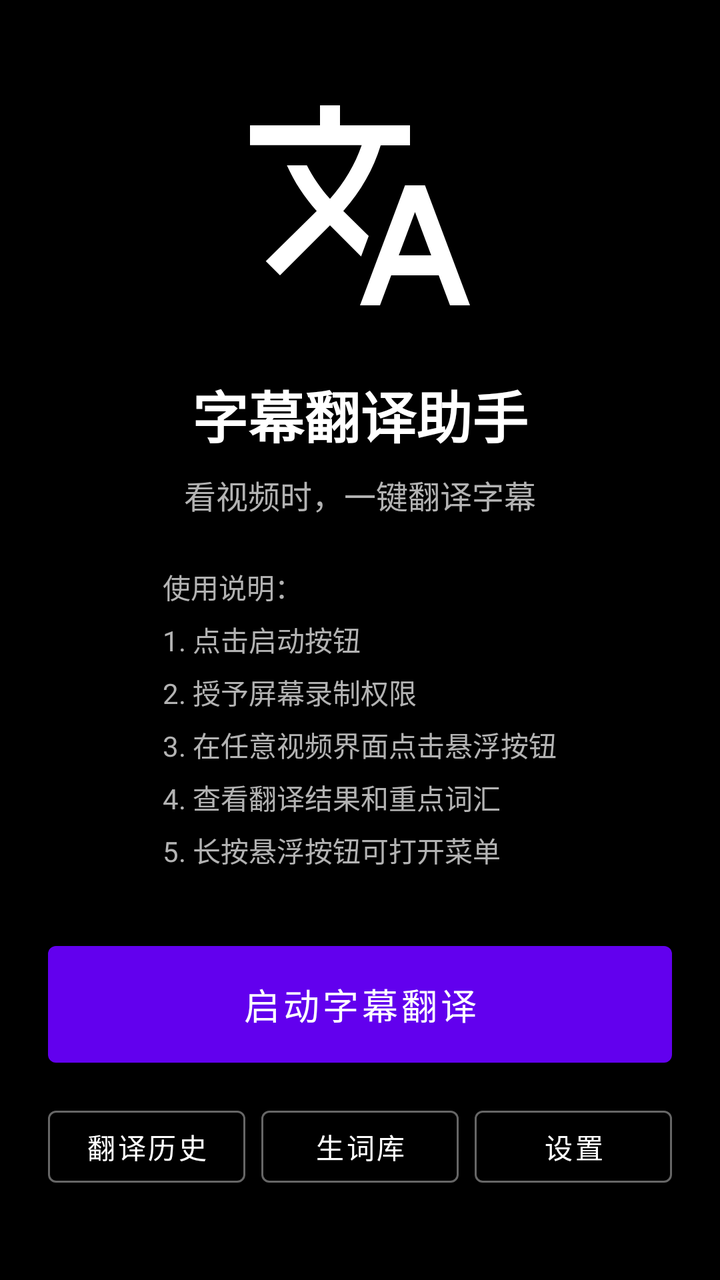
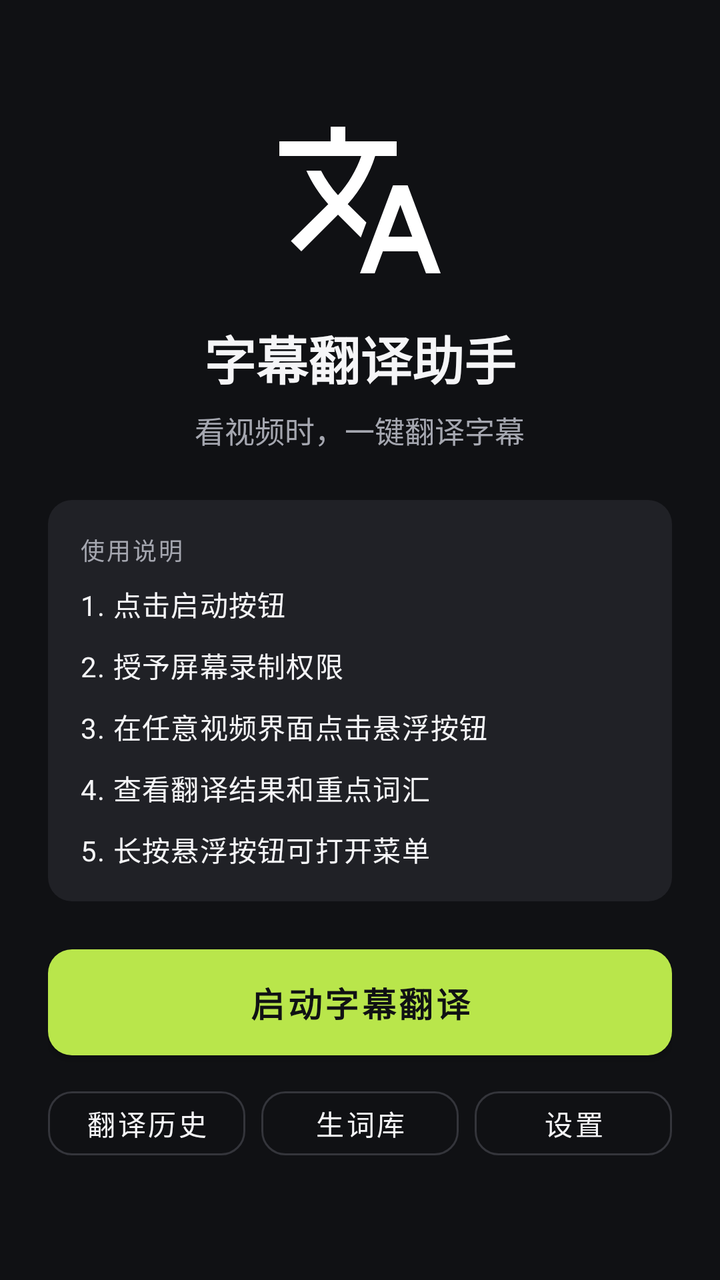

Two renders of the same Android screen: before a commit and after it. Below are the layout's source before the change and the commit's diff.
<!-- AndroidManifest.xml: application theme Theme.SubtitleTranslator -->
<!-- res/layout/activity_main.xml -->
<?xml version="1.0" encoding="utf-8"?>
<LinearLayout xmlns:android="http://schemas.android.com/apk/res/android"
    xmlns:app="http://schemas.android.com/apk/res-auto"
    android:layout_width="match_parent"
    android:layout_height="match_parent"
    android:orientation="vertical"
    android:gravity="center"
    android:padding="24dp"
    android:background="@android:color/background_dark">

    <ImageView
        android:layout_width="120dp"
        android:layout_height="120dp"
        android:src="@drawable/ic_translate"
        android:contentDescription="@string/app_name" />

    <TextView
        android:layout_width="wrap_content"
        android:layout_height="wrap_content"
        android:layout_marginTop="24dp"
        android:text="@string/app_name"
        android:textSize="28sp"
        android:textStyle="bold"
        android:textColor="@android:color/white" />

    <TextView
        android:layout_width="wrap_content"
        android:layout_height="wrap_content"
        android:layout_marginTop="8dp"
        android:text="看视频时，一键翻译字幕"
        android:textSize="16sp"
        android:textColor="@color/text_secondary" />

    <TextView
        android:layout_width="wrap_content"
        android:layout_height="wrap_content"
        android:layout_marginTop="24dp"
        android:text="使用说明：\n1. 点击启动按钮\n2. 授予屏幕录制权限\n3. 在任意视频界面点击悬浮按钮\n4. 查看翻译结果和重点词汇\n5. 长按悬浮按钮可打开菜单"
        android:textSize="14sp"
        android:textColor="@color/text_secondary"
        android:lineSpacingMultiplier="1.3" />

    
    <LinearLayout
        android:id="@+id/statusContainer"
        android:layout_width="match_parent"
        android:layout_height="wrap_content"
        android:layout_marginTop="24dp"
        android:gravity="center"
        android:orientation="vertical"
        android:visibility="gone">

        <TextView
            android:id="@+id/tvServiceStatus"
            android:layout_width="wrap_content"
            android:layout_height="wrap_content"
            android:text="● 字幕翻译运行中"
            android:textColor="@android:color/holo_green_light"
            android:textSize="15sp"
            android:textStyle="bold" />

        <TextView
            android:layout_width="wrap_content"
            android:layout_height="wrap_content"
            android:layout_marginTop="6dp"
            android:text="点击悬浮球翻译字幕，长按打开菜单"
            android:textColor="@color/text_secondary"
            android:textSize="13sp" />
    </LinearLayout>

    <Button
        android:id="@+id/btnStartService"
        android:layout_width="match_parent"
        android:layout_height="wrap_content"
        android:layout_marginTop="32dp"
        android:text="启动字幕翻译"
        android:textSize="18sp"
        android:padding="16dp" />

    <LinearLayout
        android:layout_width="match_parent"
        android:layout_height="wrap_content"
        android:layout_marginTop="12dp"
        android:orientation="horizontal">

        <Button
            android:id="@+id/btnHistory"
            style="?attr/materialButtonOutlinedStyle"
            app:strokeColor="@color/button_outline"
            android:layout_width="0dp"
            android:layout_height="wrap_content"
            android:layout_weight="1"
            android:layout_marginEnd="4dp"
            android:minWidth="0dp"
            android:text="翻译历史"
            android:textColor="@android:color/white" />

        <Button
            android:id="@+id/btnVocabulary"
            style="?attr/materialButtonOutlinedStyle"
            app:strokeColor="@color/button_outline"
            android:layout_width="0dp"
            android:layout_height="wrap_content"
            android:layout_weight="1"
            android:layout_marginStart="4dp"
            android:layout_marginEnd="4dp"
            android:minWidth="0dp"
            android:text="生词库"
            android:textColor="@android:color/white" />

        <Button
            android:id="@+id/btnSettings"
            style="?attr/materialButtonOutlinedStyle"
            app:strokeColor="@color/button_outline"
            android:layout_width="0dp"
            android:layout_height="wrap_content"
            android:layout_weight="1"
            android:layout_marginStart="4dp"
            android:minWidth="0dp"
            android:text="设置"
            android:textColor="@android:color/white" />
    </LinearLayout>

</LinearLayout>
<!-- resources referenced by this layout -->
<resources>
  <color name="button_outline">#66FFFFFF</color>
  <color name="text_secondary">#FFB3B3B3</color>
  <!-- drawable ic_translate (drawable) -->
  <?xml version="1.0" encoding="utf-8"?>
  <vector xmlns:android="http://schemas.android.com/apk/res/android"
      android:width="24dp"
      android:height="24dp"
      android:viewportWidth="24"
      android:viewportHeight="24"
      android:tint="@android:color/white">
      <path
          android:fillColor="@android:color/white"
          android:pathData="M12.87,15.07l-2.54,-2.51 0.03,-0.03c1.74,-1.94 2.98,-4.17 3.71,-6.53L17,6L17,4h-7L10,2L8,2v2L1,4v1.99h11.17C11.5,7.92 10.44,9.75 9,11.35 8.07,10.32 7.3,9.19 6.69,8h-2c0.73,1.63 1.73,3.17 2.98,4.56l-5.09,5.02L4,19l5,-5 3.11,3.11 0.76,-2.04zM18.5,10h-2L12,22h2l1.12,-3h4.75L21,22h2l-4.5,-12zM15.88,17l1.62,-4.33L19.12,17h-3.24z"/>
  </vector>
  <string name="app_name">字幕翻译助手</string>
  <style name="Theme.SubtitleTranslator" parent="Theme.MaterialComponents.NoActionBar">
          
          <item name="colorPrimary">@color/purple_500</item>
          <item name="colorPrimaryVariant">@color/purple_700</item>
          <item name="colorOnPrimary">@color/white</item>
          
          <item name="colorSecondary">@color/teal_200</item>
          <item name="colorSecondaryVariant">@color/teal_700</item>
          <item name="colorOnSecondary">@color/black</item>
          
          <item name="android:statusBarColor">@android:color/background_dark</item>
          <item name="android:windowLightStatusBar">false</item>
          <item name="android:navigationBarColor">@android:color/background_dark</item>
      </style>
  <color name="purple_500">#FF6200EE</color>
  <color name="purple_700">#FF3700B3</color>
  <color name="white">#FFFFFFFF</color>
  <color name="teal_200">#FF03DAC5</color>
  <color name="teal_700">#FF018786</color>
  <color name="black">#FF000000</color>
</resources>

<!-- the commit's change to res/layout/activity_main.xml (unified diff, before → after) -->
@@ -1,124 +1,153 @@
 <?xml version="1.0" encoding="utf-8"?>
-<LinearLayout xmlns:android="http://schemas.android.com/apk/res/android"
-    xmlns:app="http://schemas.android.com/apk/res-auto"
+<ScrollView xmlns:android="http://schemas.android.com/apk/res/android"
     android:layout_width="match_parent"
     android:layout_height="match_parent"
-    android:orientation="vertical"
-    android:gravity="center"
+    android:fillViewport="true"
     android:padding="24dp"
-    android:background="@android:color/background_dark">
+    android:background="@color/screen_bg">
 
-    <ImageView
-        android:layout_width="120dp"
-        android:layout_height="120dp"
-        android:src="@drawable/ic_translate"
-        android:contentDescription="@string/app_name" />
-
-    <TextView
-        android:layout_width="wrap_content"
-        android:layout_height="wrap_content"
-        android:layout_marginTop="24dp"
-        android:text="@string/app_name"
-        android:textSize="28sp"
-        android:textStyle="bold"
-        android:textColor="@android:color/white" />
-
-    <TextView
-        android:layout_width="wrap_content"
-        android:layout_height="wrap_content"
-        android:layout_marginTop="8dp"
-        android:text="看视频时，一键翻译字幕"
-        android:textSize="16sp"
-        android:textColor="@color/text_secondary" />
-
-    <TextView
-        android:layout_width="wrap_content"
-        android:layout_height="wrap_content"
-        android:layout_marginTop="24dp"
-        android:text="使用说明：\n1. 点击启动按钮\n2. 授予屏幕录制权限\n3. 在任意视频界面点击悬浮按钮\n4. 查看翻译结果和重点词汇\n5. 长按悬浮按钮可打开菜单"
-        android:textSize="14sp"
-        android:textColor="@color/text_secondary"
-        android:lineSpacingMultiplier="1.3" />
-
-    
     <LinearLayout
-        android:id="@+id/statusContainer"
         android:layout_width="match_parent"
         android:layout_height="wrap_content"
-        android:layout_marginTop="24dp"
-        android:gravity="center"
         android:orientation="vertical"
-        android:visibility="gone">
+        android:gravity="center">
+
+        <ImageView
+            android:layout_width="88dp"
+            android:layout_height="88dp"
+            android:src="@drawable/ic_translate"
+            android:contentDescription="@string/app_name" />
 
         <TextView
-            android:id="@+id/tvServiceStatus"
             android:layout_width="wrap_content"
             android:layout_height="wrap_content"
-            android:text="● 字幕翻译运行中"
-            android:textColor="@android:color/holo_green_light"
-            android:textSize="15sp"
-            android:textStyle="bold" />
+            android:layout_marginTop="16dp"
+            android:text="@string/app_name"
+            android:textSize="26sp"
+            android:textStyle="bold"
+            android:textColor="@color/text_primary" />
 
         <TextView
             android:layout_width="wrap_content"
             android:layout_height="wrap_content"
             android:layout_marginTop="6dp"
-            android:text="点击悬浮球翻译字幕，长按打开菜单"
-            android:textColor="@color/text_secondary"
-            android:textSize="13sp" />
-    </LinearLayout>
+            android:text="看视频时，一键翻译字幕"
+            android:textSize="15sp"
+            android:textColor="@color/text_secondary" />
 
-    <Button
-        android:id="@+id/btnStartService"
-        android:layout_width="match_parent"
-        android:layout_height="wrap_content"
-        android:layout_marginTop="32dp"
-        android:text="启动字幕翻译"
-        android:textSize="18sp"
-        android:padding="16dp" />
+        
+        <LinearLayout
+            android:layout_width="match_parent"
+            android:layout_height="wrap_content"
+            android:layout_marginTop="24dp"
+            android:orientation="vertical"
+            android:padding="16dp"
+            android:background="@drawable/bg_card">
 
-    <LinearLayout
-        android:layout_width="match_parent"
-        android:layout_height="wrap_content"
-        android:layout_marginTop="12dp"
-        android:orientation="horizontal">
+            <TextView
+                android:layout_width="wrap_content"
+                android:layout_height="wrap_content"
+                android:text="使用说明"
+                android:textAppearance="@style/TextAppearance.SubtitleTranslator.SectionLabel" />
+
+            <TextView
+                android:layout_width="match_parent"
+                android:layout_height="wrap_content"
+                android:layout_marginTop="8dp"
+                android:text="1. 点击启动按钮\n2. 授予屏幕录制权限\n3. 在任意视频界面点击悬浮按钮\n4. 查看翻译结果和重点词汇\n5. 长按悬浮按钮可打开菜单"
+                android:textAppearance="@style/TextAppearance.SubtitleTranslator.Body"
+                android:lineSpacingMultiplier="1.5" />
+        </LinearLayout>
+
+        
+        <LinearLayout
+            android:id="@+id/statusContainer"
+            android:layout_width="match_parent"
+            android:layout_height="wrap_content"
+            android:layout_marginTop="16dp"
+            android:orientation="vertical"
+            android:padding="16dp"
+            android:background="@drawable/bg_card"
+            android:visibility="gone">
+
+            <LinearLayout
+                android:layout_width="match_parent"
+                android:layout_height="wrap_content"
+                android:orientation="horizontal"
+                android:gravity="center_vertical">
+
+                <TextView
+                    android:layout_width="wrap_content"
+                    android:layout_height="wrap_content"
+                    android:text="●"
+                    android:textColor="@color/accent"
+                    android:textSize="12sp" />
+
+                <TextView
+                    android:id="@+id/tvServiceStatus"
+                    android:layout_width="wrap_content"
+                    android:layout_height="wrap_content"
+                    android:layout_marginStart="8dp"
+                    android:text="字幕翻译运行中"
+                    android:textColor="@color/accent"
+                    android:textSize="15sp"
+                    android:textStyle="bold" />
+            </LinearLayout>
+
+            <TextView
+                android:layout_width="wrap_content"
+                android:layout_height="wrap_content"
+                android:layout_marginTop="6dp"
+                android:text="点击悬浮球翻译字幕，长按打开菜单"
+                android:textColor="@color/text_secondary"
+                android:textSize="13sp" />
+        </LinearLayout>
 
         <Button
-            android:id="@+id/btnHistory"
-            style="?attr/materialButtonOutlinedStyle"
-            app:strokeColor="@color/button_outline"
-            android:layout_width="0dp"
+            android:id="@+id/btnStartService"
+            style="@style/Widget.SubtitleTranslator.Button.Primary"
+            android:layout_width="match_parent"
             android:layout_height="wrap_content"
-            android:layout_weight="1"
-            android:layout_marginEnd="4dp"
-            android:minWidth="0dp"
-            android:text="翻译历史"
-            android:textColor="@android:color/white" />
+            android:layout_marginTop="24dp"
+            android:text="启动字幕翻译" />
 
-        <Button
-            android:id="@+id/btnVocabulary"
-            style="?attr/materialButtonOutlinedStyle"
-            app:strokeColor="@color/button_outline"
-            android:layout_width="0dp"
+        <LinearLayout
+            android:layout_width="match_parent"
             android:layout_height="wrap_content"
-            android:layout_weight="1"
-            android:layout_marginStart="4dp"
-            android:layout_marginEnd="4dp"
-            android:minWidth="0dp"
-            android:text="生词库"
-            android:textColor="@android:color/white" />
+            android:layout_marginTop="12dp"
+            android:orientation="horizontal">
 
-        <Button
-            android:id="@+id/btnSettings"
-            style="?attr/materialButtonOutlinedStyle"
-            app:strokeColor="@color/button_outline"
-            android:layout_width="0dp"
-            android:layout_height="wrap_content"
-            android:layout_weight="1"
-            android:layout_marginStart="4dp"
-            android:minWidth="0dp"
-            android:text="设置"
-            android:textColor="@android:color/white" />
+            <Button
+                android:id="@+id/btnHistory"
+                style="@style/Widget.SubtitleTranslator.Button.Outlined"
+                android:layout_width="0dp"
+                android:layout_height="wrap_content"
+                android:layout_weight="1"
+                android:layout_marginEnd="4dp"
+                android:minWidth="0dp"
+                android:text="翻译历史" />
+
+            <Button
+                android:id="@+id/btnVocabulary"
+                style="@style/Widget.SubtitleTranslator.Button.Outlined"
+                android:layout_width="0dp"
+                android:layout_height="wrap_content"
+                android:layout_weight="1"
+                android:layout_marginStart="4dp"
+                android:layout_marginEnd="4dp"
+                android:minWidth="0dp"
+                android:text="生词库" />
+
+            <Button
+                android:id="@+id/btnSettings"
+                style="@style/Widget.SubtitleTranslator.Button.Outlined"
+                android:layout_width="0dp"
+                android:layout_height="wrap_content"
+                android:layout_weight="1"
+                android:layout_marginStart="4dp"
+                android:minWidth="0dp"
+                android:text="设置" />
+        </LinearLayout>
+
     </LinearLayout>
-
-</LinearLayout>
+</ScrollView>
<!-- resource entries referenced after the edit -->
@@ -1,7 +1,19 @@
 <!-- resources referenced by this layout -->
 <resources>
-  <color name="button_outline">#66FFFFFF</color>
-  <color name="text_secondary">#FFB3B3B3</color>
+  <color name="accent">#FFB9E64B</color>
+  <color name="screen_bg">#FF101114</color>
+  <color name="text_primary">#FFF5F5F7</color>
+  <color name="button_outline">#FF34353B</color>
+  <color name="on_accent">#FF101114</color>
+  <color name="accent_dim">#FFCBE97F</color>
+  <color name="text_secondary">#FFA5A7B0</color>
+  <!-- drawable bg_card (drawable) -->
+  <?xml version="1.0" encoding="utf-8"?>
+  <shape xmlns:android="http://schemas.android.com/apk/res/android"
+      android:shape="rectangle">
+      <solid android:color="@color/card_bg" />
+      <corners android:radius="@dimen/card_radius" />
+  </shape>
   <!-- drawable ic_translate (drawable) -->
   <?xml version="1.0" encoding="utf-8"?>
   <vector xmlns:android="http://schemas.android.com/apk/res/android"
@@ -15,25 +27,48 @@
           android:pathData="M12.87,15.07l-2.54,-2.51 0.03,-0.03c1.74,-1.94 2.98,-4.17 3.71,-6.53L17,6L17,4h-7L10,2L8,2v2L1,4v1.99h11.17C11.5,7.92 10.44,9.75 9,11.35 8.07,10.32 7.3,9.19 6.69,8h-2c0.73,1.63 1.73,3.17 2.98,4.56l-5.09,5.02L4,19l5,-5 3.11,3.11 0.76,-2.04zM18.5,10h-2L12,22h2l1.12,-3h4.75L21,22h2l-4.5,-12zM15.88,17l1.62,-4.33L19.12,17h-3.24z"/>
   </vector>
   <string name="app_name">字幕翻译助手</string>
+  <style name="TextAppearance.SubtitleTranslator.Body" parent="TextAppearance.MaterialComponents.Body1">
+          <item name="android:textSize">14sp</item>
+          <item name="android:textColor">@color/text_primary</item>
+          <item name="android:lineSpacingMultiplier">1.4</item>
+      </style>
+  <style name="TextAppearance.SubtitleTranslator.SectionLabel" parent="TextAppearance.MaterialComponents.Caption">
+          <item name="android:textSize">12sp</item>
+          <item name="android:textColor">@color/text_secondary</item>
+          <item name="android:letterSpacing">0.08</item>
+      </style>
+  <style name="Widget.SubtitleTranslator.Button.Outlined" parent="Widget.MaterialComponents.Button.OutlinedButton">
+          <item name="android:textColor">@color/text_primary</item>
+          <item name="strokeColor">@color/button_outline</item>
+          <item name="cornerRadius">12dp</item>
+          <item name="android:minHeight">44dp</item>
+      </style>
+  <style name="Widget.SubtitleTranslator.Button.Primary" parent="Widget.MaterialComponents.Button">
+          <item name="android:textColor">@color/on_accent</item>
+          <item name="backgroundTint">@color/accent</item>
+          <item name="cornerRadius">12dp</item>
+          <item name="android:textSize">17sp</item>
+          <item name="android:textStyle">bold</item>
+          <item name="android:paddingTop">14dp</item>
+          <item name="android:paddingBottom">14dp</item>
+          <item name="android:minHeight">52dp</item>
+          <item name="android:insetTop">0dp</item>
+          <item name="android:insetBottom">0dp</item>
+      </style>
   <style name="Theme.SubtitleTranslator" parent="Theme.MaterialComponents.NoActionBar">
           
-          <item name="colorPrimary">@color/purple_500</item>
-          <item name="colorPrimaryVariant">@color/purple_700</item>
-          <item name="colorOnPrimary">@color/white</item>
+          <item name="colorPrimary">@color/accent</item>
+          <item name="colorPrimaryVariant">@color/accent_dim</item>
+          <item name="colorOnPrimary">@color/on_accent</item>
+          <item name="colorSecondary">@color/accent</item>
+          <item name="colorSecondaryVariant">@color/accent_dim</item>
+          <item name="colorOnSecondary">@color/on_accent</item>
           
-          <item name="colorSecondary">@color/teal_200</item>
-          <item name="colorSecondaryVariant">@color/teal_700</item>
-          <item name="colorOnSecondary">@color/black</item>
-          
-          <item name="android:statusBarColor">@android:color/background_dark</item>
+          <item name="android:statusBarColor">@color/screen_bg</item>
           <item name="android:windowLightStatusBar">false</item>
-          <item name="android:navigationBarColor">@android:color/background_dark</item>
+          <item name="android:navigationBarColor">@color/screen_bg</item>
       </style>
-  <color name="purple_500">#FF6200EE</color>
-  <color name="purple_700">#FF3700B3</color>
-  <color name="white">#FFFFFFFF</color>
-  <color name="teal_200">#FF03DAC5</color>
-  <color name="teal_700">#FF018786</color>
-  <color name="black">#FF000000</color>
+  <color name="card_bg">#FF202126</color>
+  <dimen name="card_radius">12dp</dimen>
 </resources>
 
